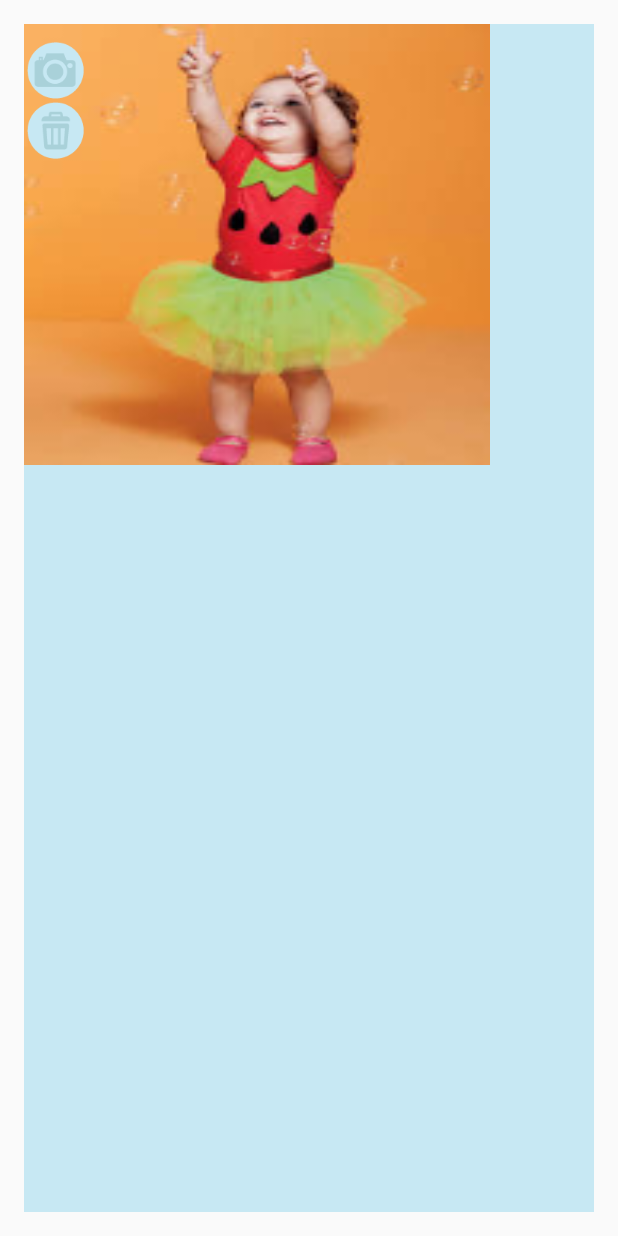
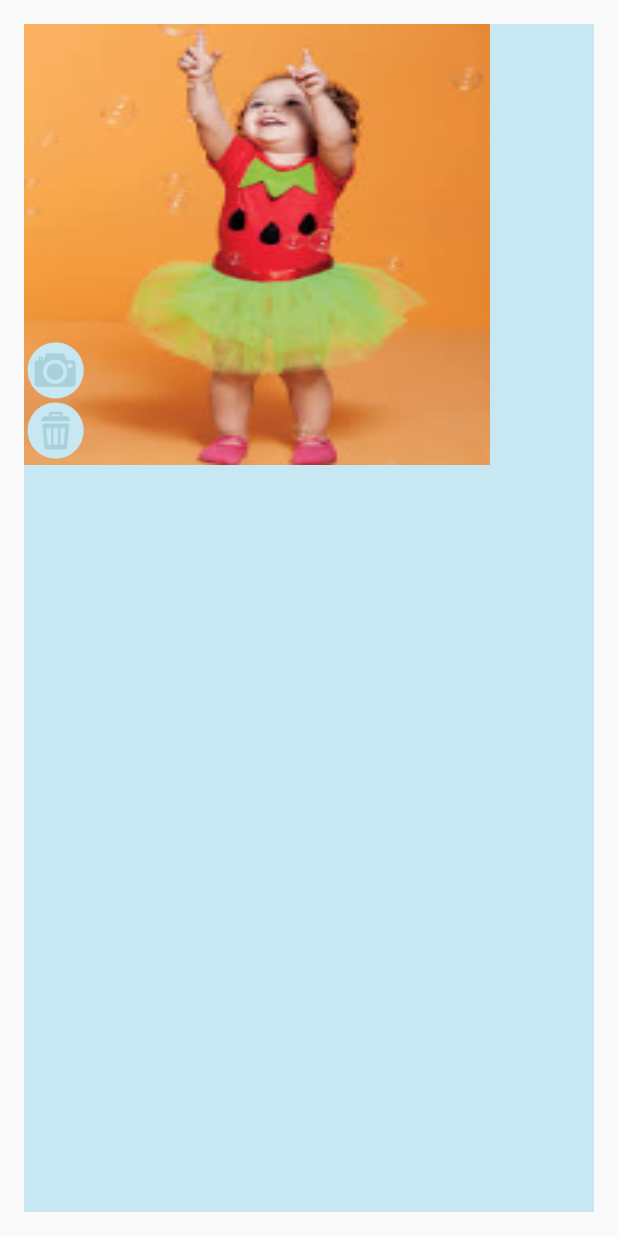
Before and after one commit to EvaMarla/Immunize, an Android app: the CameraFotoFragment screen opened directly, with no data from a screen before it, on a phone screen of 412 x 824 dp. Run offline under Robolectric (Android 15) with nearby library versions, the phone set to English and light mode, and no system bars.

Commit message:
layout NAVI e Calendário finalizado

```diff
--- a/app/src/main/java/br/com/immunize/navigationdrawer/NAVI/NAVI/MainActivity.java
+++ b/app/src/main/java/br/com/immunize/navigationdrawer/NAVI/NAVI/MainActivity.java
@@ -105,7 +105,7 @@ public class MainActivity extends AppCompatActivity implements NavigationView.On
         temCrianca = Utils.temCrianca(this);
         imgViewContador = (ImageView) findViewById(R.id.imgViewContador);
         imgViewVacina = (ImageView) findViewById(R.id.imgViewVacina);
-        btnFoto = (ImageView) navigationView.getHeaderView(0).findViewById(R.id.btnFoto);
+        //btnFoto = (ImageView) navigationView.getHeaderView(0).findViewById(R.id.btnFoto);
         mImageViewFoto = (ImageView) navigationView.getHeaderView(0).findViewById(R.id.imgFoto);
 
         if (temCrianca) {
@@ -132,14 +132,14 @@ public class MainActivity extends AppCompatActivity implements NavigationView.On
         toggle.syncState();
 
 
-        btnFoto.setOnClickListener(new View.OnClickListener() {
+      /*  btnFoto.setOnClickListener(new View.OnClickListener() {
             @Override
             public void onClick(View v) {
                 //dispatchTakePictureIntent();
                 mCaminhoFoto = Util.novaMidia(Util.MIDIA_FOTO);
                 TirarFoto();
             }
-        });
+        });*/
 
         Menu m = navigationView.getMenu();
         for (int i=0;i<m.size();i++) {
--- a/app/src/main/res/layout/nav_header_main.xml
+++ b/app/src/main/res/layout/nav_header_main.xml
@@ -1,38 +1,46 @@
 <?xml version="1.0" encoding="utf-8"?>
-<FrameLayout xmlns:android="http://schemas.android.com/apk/res/android"
-    android:layout_width="match_parent"
+<RelativeLayout xmlns:android="http://schemas.android.com/apk/res/android"
+    android:layout_width="wrap_content"
     android:layout_height="wrap_content"
     xmlns:tools="http://schemas.android.com/tools"
-    android:orientation="vertical"
+    android:orientation="horizontal"
     android:id="@+id/lt"
-    tools:context=".NAVI.Diario.CameraFotoFragment"
-    android:background="@drawable/bg"
-    android:weightSum="1">
+    android:background="@drawable/bg">
 
-    <!--<FrameLayout
-        android:layout_width="match_parent"
-        android:layout_height="match_parent">-->
-
+ <!--<FrameLayout
+        android:layout_width="wrap_content"
+        android:layout_height="wrap_content">
+-->
         <ImageView
             android:id="@+id/imgFoto"
             android:layout_width="310.50dp"
             android:layout_height="294dp"
-            android:background="@drawable/download"
-            android:contentDescription="@string/todo" />
+            android:background="@drawable/download" />
 
         <ImageButton
             android:id="@+id/btnFoto"
             android:layout_width="wrap_content"
             android:layout_height="wrap_content"
-            android:layout_marginTop="10dp"
-            android:background="@drawable/botao_camera"
-            android:contentDescription="@string/todo" />
+            android:layout_marginTop="210dp"
+            android:background="@drawable/botao_camera" />
 
-        <ImageButton
+    <ImageButton
+        android:id="@+id/btnApagatfoto"
+        android:layout_width="wrap_content"
+        android:layout_height="wrap_content"
+        android:layout_marginTop="250dp"
+        android:background="@drawable/botao_apagar" />
+
+<!--
+    </FrameLayout>
+-->
+
+
+      <!--  <ImageButton
             android:id="@+id/btnApagatfoto"
             android:layout_width="wrap_content"
             android:layout_height="wrap_content"
             android:layout_marginTop="50dp"
-            android:background="@drawable/botao_apagar" android:contentDescription="@string/todo" />
-    </FrameLayout>
+            android:background="@drawable/botao_apagar" android:contentDescription="@string/todo-->" />
+    </RelativeLayout>
 <!--</FrameLayout>-->
--- a/app/src/main/res/values/strings.xml
+++ b/app/src/main/res/values/strings.xml
@@ -98,5 +98,7 @@
  </string>
     <string name="title_activity_menu_ajuda">MenuAjudaActivity</string>
     <string name="section_format">Hello World from section: %1$d</string>
+    <string name="testando_pra_ver_se_esta_ok_lnlknjnlnjlknknlknknjlnklnjnlnjlnlnjjnkjnljnnlknl_knknmlkn_lnlnklnlknknknkn_knk">testando... pra ver se esta ok lnlknjnlnjlknknlknknjlnklnjnlnjlnlnjjnkjnljnnlknl knknmlkn lnlnklnlknknknknçknk</string>
     <string name="todo">TODO</string>
+
 </resources>
--- a/app/src/main/res/values/styles.xml
+++ b/app/src/main/res/values/styles.xml
@@ -16,7 +16,9 @@
     <style name="NavigationView" >
         <item name="android:listDivider">@color/cor_preenche_divider_navi</item>
         <item name="android:textSize">20dp</item>
+<!--
         <item name="android:layout_margin">0dp</item>
+-->
         <item name="android:textColorSecondary">@color/colorPrimaryDark</item>
     </style>
 
```
Also changed, not shown: app/src/main/res/layout/activity_calendario_.xml (+14 -17 lines), app/src/main/res/layout/activity_escrever_layout.xml (+3 -5 lines), app/src/main/res/drawable-xhdpi/escrever_bg.png (added), app/src/main/res/drawable-xhdpi/escrever_fundo_de_baixo.png (deleted).
